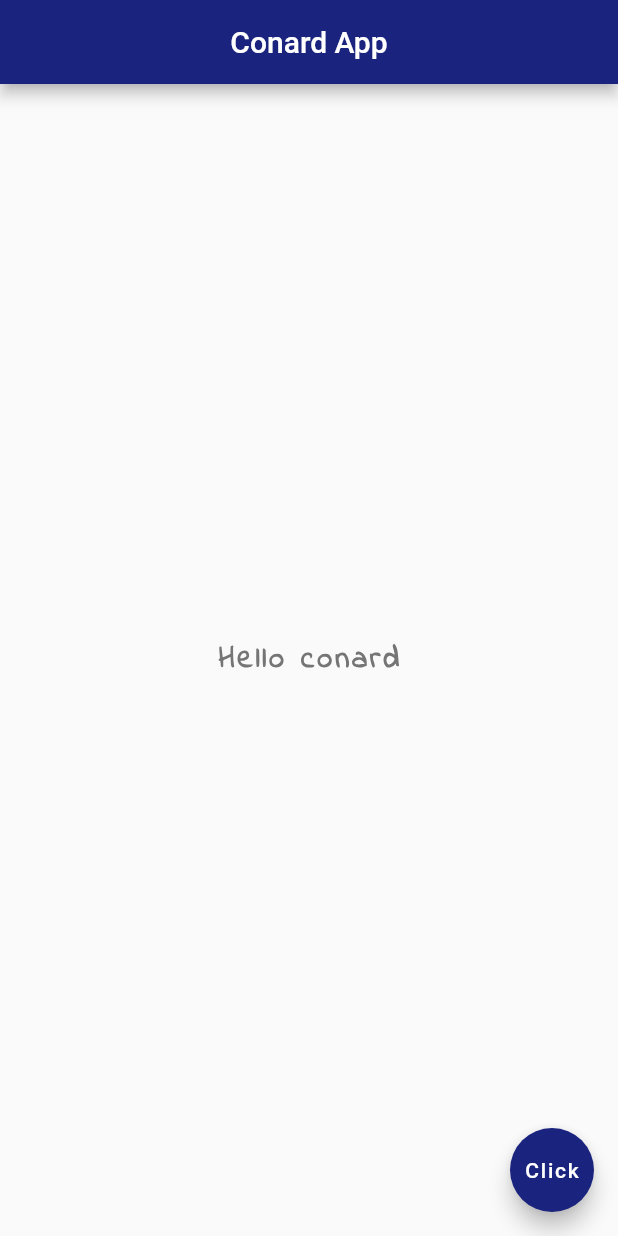
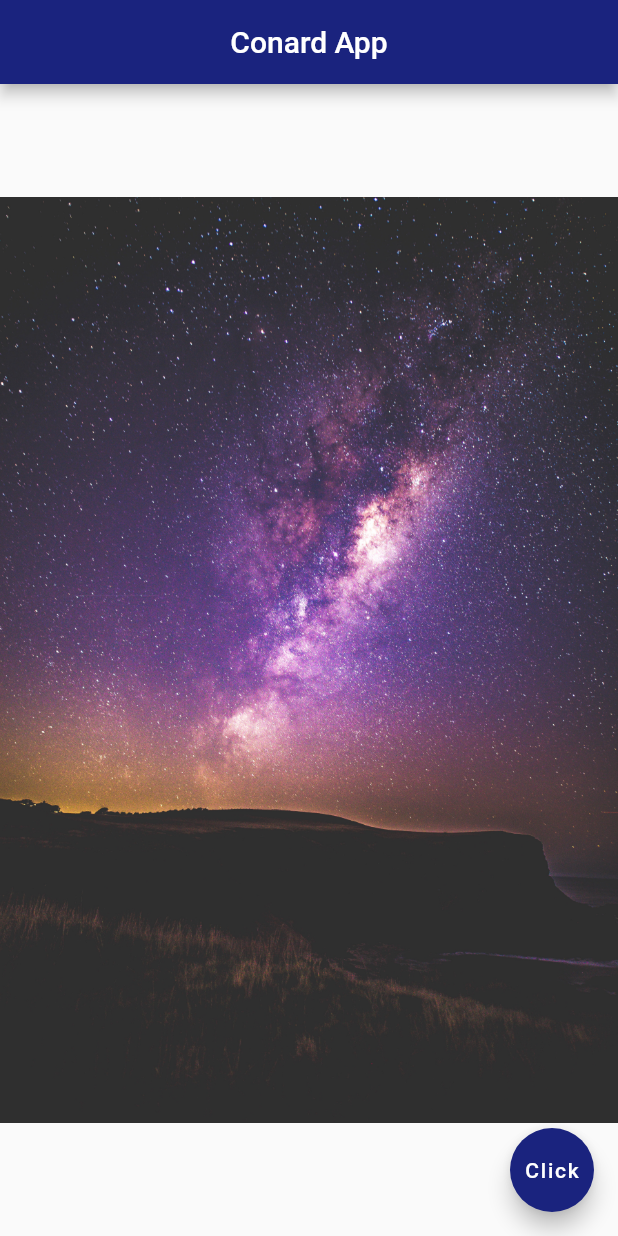
Before and after one commit to mayakaconard/flutter-journey, a Flutter app: the screen it shows after launch, on a phone screen of 412 x 824 dp. Run offline on Flutter 3.47's test engine with Material 2 defaults, Android fonts, the phone set to English and light mode, and no system bars.

Commit message:
Flutter Images: NetworkImage and AssetImage

```diff
--- a/lib/main.dart
+++ b/lib/main.dart
@@ -15,17 +15,9 @@ class Home extends StatelessWidget {
         backgroundColor: Colors.indigo[900],
       ),
       body: Center(
-        child: Text(
-          'Hello conard',
-          style: TextStyle(
-            fontSize: 20.0,
-            fontWeight: FontWeight.bold,
-            letterSpacing: 2.0,
-            color: Colors.grey[600],
-            fontFamily: 'IndieFlower',
-          ),
+       child: Image.asset('assets/space1.jpg'),
         ),
-      ),
+
       floatingActionButton: FloatingActionButton(
         onPressed: (){},
         child: Text('Click'),
--- a/pubspec.yaml
+++ b/pubspec.yaml
@@ -41,9 +41,9 @@ flutter:
   uses-material-design: true
 
   # To add assets to your application, add an assets section, like this:
-  # assets:
-  #  - images/a_dot_burr.jpeg
-  #  - images/a_dot_ham.jpeg
+  assets:
+    - assets/
+
 
   # An image asset can refer to one or more resolution-specific "variants", see
   # https://flutter.dev/assets-and-images/#resolution-aware.
```
Also changed, not shown: assets/space1.jpg (added), assets/space2.jpg (added), 1 other file.
